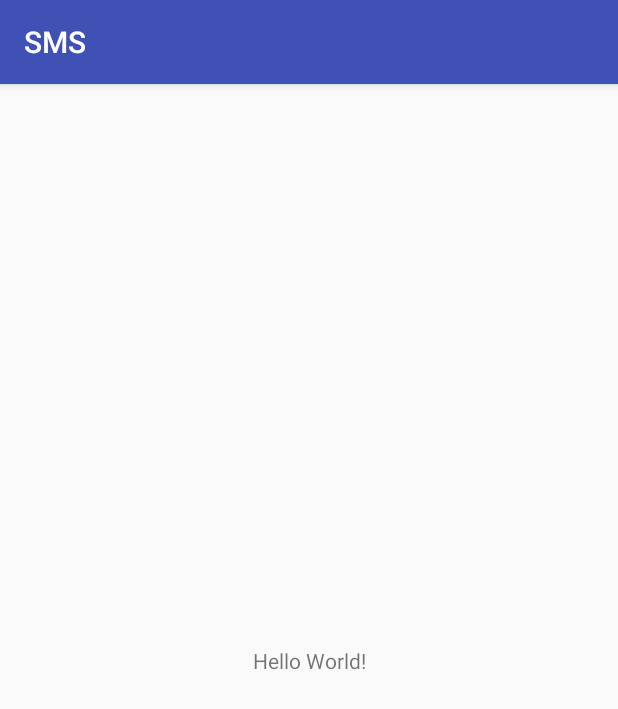
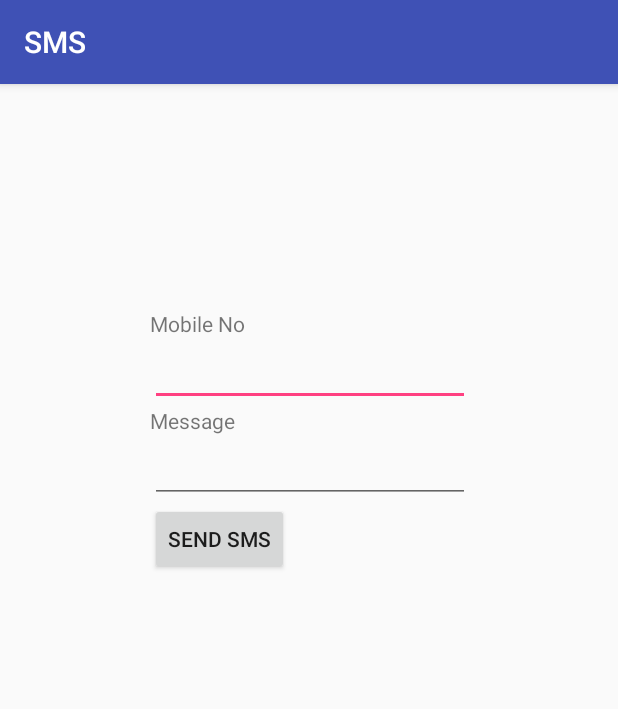
Before and after one commit to JoeKifle/CSE4311-Week2-Messages, an Android app: the screen it shows after launch (MainActivity), on a phone screen of 412 x 824 dp. Shown: the top 709 px of the screen. Run offline under Robolectric (Android 15) with nearby library versions, the phone set to English and light mode, and no system bars.

Commit message:
add sms layout

```diff
--- a/app/src/main/res/layout/activity_main.xml
+++ b/app/src/main/res/layout/activity_main.xml
@@ -1,18 +1,37 @@
 <?xml version="1.0" encoding="utf-8"?>
-<android.support.constraint.ConstraintLayout xmlns:android="http://schemas.android.com/apk/res/android"
-    xmlns:app="http://schemas.android.com/apk/res-auto"
-    xmlns:tools="http://schemas.android.com/tools"
-    android:layout_width="match_parent"
-    android:layout_height="match_parent"
-    tools:context="com.example.john.smsapp_week2.MainActivity">
+<LinearLayout xmlns:android="http://schemas.android.com/apk/res/android"
+    android:orientation="vertical" android:layout_width="match_parent"
+    android:layout_height="match_parent">
+    <TextView
+        android:id="@+id/fstTxt"
+        android:layout_width="wrap_content"
+        android:layout_height="wrap_content"
+        android:layout_marginLeft="100dp"
+        android:layout_marginTop="150dp"
+        android:text="Mobile No" />
+    <EditText
+        android:id="@+id/mblTxt"
+        android:layout_width="wrap_content"
+        android:layout_height="wrap_content"
+        android:layout_marginLeft="100dp"
+        android:ems="10"/>
 
     <TextView
+        android:id="@+id/secTxt"
         android:layout_width="wrap_content"
         android:layout_height="wrap_content"
-        android:text="Hello World!"
-        app:layout_constraintBottom_toBottomOf="parent"
-        app:layout_constraintLeft_toLeftOf="parent"
-        app:layout_constraintRight_toRightOf="parent"
-        app:layout_constraintTop_toTopOf="parent" />
-
-</android.support.constraint.ConstraintLayout>
+        android:text="Message"
+        android:layout_marginLeft="100dp" />
+    <EditText
+        android:id="@+id/msgTxt"
+        android:layout_width="wrap_content"
+        android:layout_height="wrap_content"
+        android:layout_marginLeft="100dp"
+        android:ems="10" />
+    <Button
+        android:id="@+id/btnSend"
+        android:layout_width="wrap_content"
+        android:layout_height="wrap_content"
+        android:layout_marginLeft="100dp"
+        android:text="Send SMS" />
+</LinearLayout>
```
